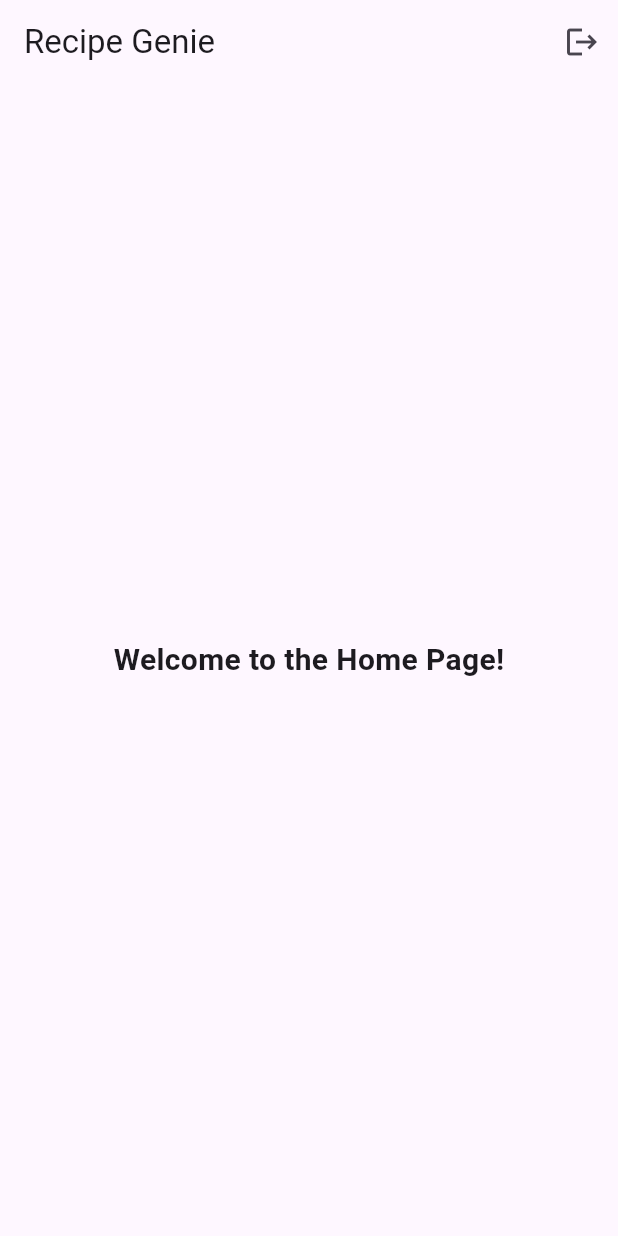
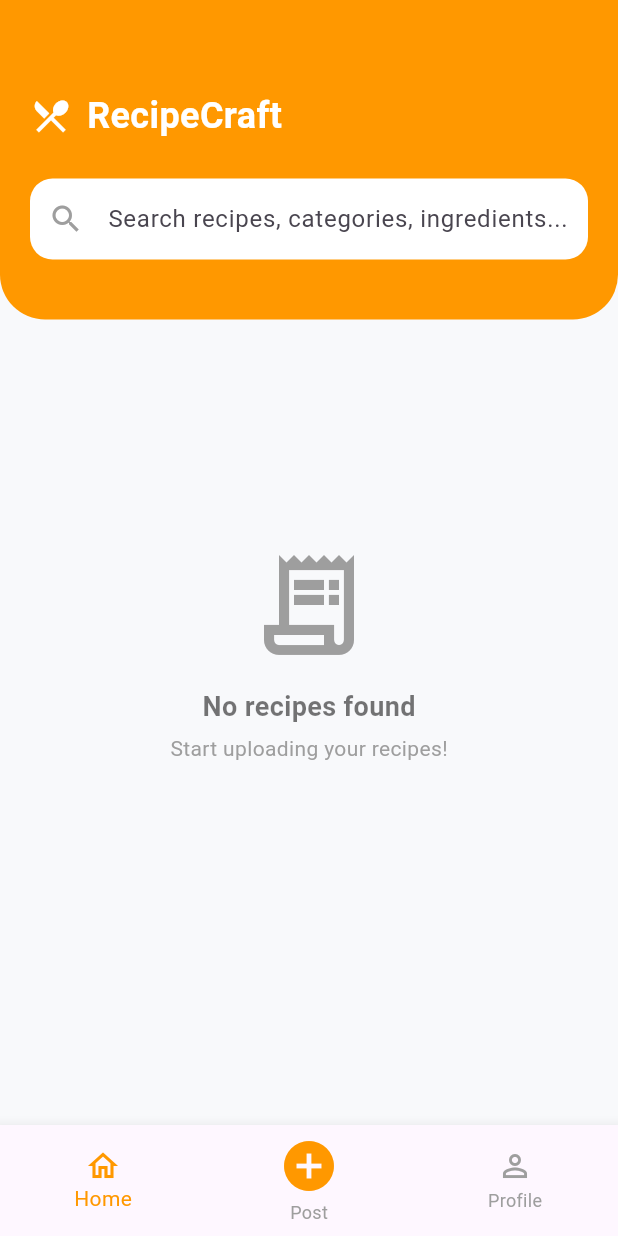
Before and after one commit to thenumi2006/recipe_genie_system, a Flutter app: the screen it shows once a user with an empty profile is signed in, on a phone screen of 412 x 824 dp. Run offline on Flutter 3.47's test engine with Material 3 defaults, Android fonts, the phone set to English and light mode, and no system bars; our stand-ins replace firebase_auth, firebase_core; accounts and stored records are empty.

Commit message:
Created main navigation wrapper and cleaned up Home Screen UI

```diff
--- a/lib/main.dart
+++ b/lib/main.dart
@@ -1,7 +1,7 @@
 import 'package:firebase_auth/firebase_auth.dart';
 import 'package:flutter/material.dart';
 import 'package:firebase_core/firebase_core.dart';
-import 'package:recipe_genie_system/screens/home_screen.dart';
+import 'package:recipe_genie_system/screens/main_nav.dart';
 import 'screens/login_screen.dart';
 
 void main() async {
@@ -25,7 +25,7 @@ class RecipeGenieApp extends StatelessWidget {
             return const Scaffold(body: Center(child: CircularProgressIndicator()));
           }
           if (snapshot.hasData) {
-            return BlankHomePage();
+            return MainNavWrapper();
           }
           return LoginScreen();
         },
--- a/lib/screens/home_screen.dart
+++ b/lib/screens/home_screen.dart
@@ -1,27 +1,87 @@
-import 'package:firebase_auth/firebase_auth.dart';
 import 'package:flutter/material.dart';
 
-class BlankHomePage extends StatelessWidget {
-  const BlankHomePage({super.key});
+class HomeScreen extends StatelessWidget {
+  const HomeScreen({super.key});
 
   @override
   Widget build(BuildContext context) {
     return Scaffold(
-      appBar: AppBar(
-        title: const Text("Recipe Genie"),
-        actions: [
-          IconButton(
-            icon: const Icon(Icons.logout),
-            onPressed: () async {
-              await FirebaseAuth.instance.signOut();
-            },
-          )
-        ],
-      ),
-      body: const Center(
-        child: Text(
-          "Welcome to the Home Page!",
-          style: TextStyle(fontSize: 20, fontWeight: FontWeight.bold),
+      backgroundColor: const Color(0xFFF8F9FB),
+      body: SingleChildScrollView(
+        child: Column(
+          crossAxisAlignment: CrossAxisAlignment.start,
+          children: [
+            Container(
+              padding: const EdgeInsets.only(top: 60, left: 20, right: 20, bottom: 40),
+              decoration: const BoxDecoration(
+                color: Colors.orange,
+                borderRadius: BorderRadius.only(
+                  bottomLeft: Radius.circular(30),
+                  bottomRight: Radius.circular(30),
+                ),
+              ),
+              child: Column(
+                children: [
+
+                  Row(
+                    children: [
+                      const Icon(Icons.restaurant_menu, color: Colors.white, size: 28),
+                      const SizedBox(width: 10),
+                      const Text(
+                        "RecipeCraft",
+                        style: TextStyle(
+                            color: Colors.white,
+                            fontSize: 24,
+                            fontWeight: FontWeight.bold
+                        ),
+                      ),
+                    ],
+                  ),
+                  const SizedBox(height: 25),
+
+                  // Search Bar
+                  TextField(
+                    decoration: InputDecoration(
+                      hintText: "Search recipes, categories, ingredients...",
+                      prefixIcon: const Icon(Icons.search, color: Colors.grey),
+                      filled: true,
+                      fillColor: Colors.white,
+                      contentPadding: const EdgeInsets.symmetric(vertical: 15),
+                      border: OutlineInputBorder(
+                        borderRadius: BorderRadius.circular(15),
+                        borderSide: BorderSide.none,
+                      ),
+                    ),
+                  ),
+                ],
+              ),
+            ),
+
+            const Padding(
+              padding: EdgeInsets.symmetric(vertical: 150),
+              child: Center(
+                child: Column(
+                  children: [
+                    Icon(Icons.receipt_long_outlined, size: 80, color: Colors.grey),
+                    SizedBox(height: 15),
+                    Text(
+                      "No recipes found",
+                      style: TextStyle(
+                          fontSize: 18,
+                          fontWeight: FontWeight.bold,
+                          color: Colors.black54
+                      ),
+                    ),
+                    SizedBox(height: 5),
+                    Text(
+                      "Start uploading your recipes!",
+                      style: TextStyle(color: Colors.grey),
+                    ),
+                  ],
+                ),
+              ),
+            ),
+          ],
         ),
       ),
     );
--- /dev/null
+++ b/lib/screens/main_nav.dart
@@ -0,0 +1,44 @@
+import 'package:flutter/material.dart';
+import 'home_screen.dart';
+import 'post_recipe_screen.dart';
+import 'profile_screen.dart';
+
+class MainNavWrapper extends StatefulWidget {
+  const MainNavWrapper({super.key});
+
+  @override
+  State<MainNavWrapper> createState() => _MainNavWrapperState();
+}
+
+class _MainNavWrapperState extends State<MainNavWrapper> {
+  int _currentIndex = 0;
+
+  final List<Widget> _screens = [
+    const HomeScreen(),
+    const PostRecipeScreen(),
+    const ProfileScreen(),
+  ];
+
+  @override
+  Widget build(BuildContext context) {
+    return Scaffold(
+      body: IndexedStack(
+        index: _currentIndex,
+        children: _screens,
+      ),
+      bottomNavigationBar: BottomNavigationBar(
+        currentIndex: _currentIndex,
+        onTap: (index) => setState(() => _currentIndex = index),
+        selectedItemColor: Colors.orange,
+        unselectedItemColor: Colors.grey,
+        showSelectedLabels: true,
+        showUnselectedLabels: true,
+        items: const [
+          BottomNavigationBarItem(icon: Icon(Icons.home_outlined), label: "Home"),
+          BottomNavigationBarItem(icon: Icon(Icons.add_circle, size: 40, color: Colors.orange), label: "Post"),
+          BottomNavigationBarItem(icon: Icon(Icons.person_outline), label: "Profile"),
+        ],
+      ),
+    );
+  }
+}
--- /dev/null
+++ b/lib/screens/post_recipe_screen.dart
@@ -0,0 +1,12 @@
+import 'package:flutter/material.dart';
+
+class PostRecipeScreen extends StatelessWidget {
+  const PostRecipeScreen({super.key});
+
+  @override
+  Widget build(BuildContext context) {
+    return const Scaffold(
+      body: Center(child: Text("Coming Soon")),
+    );
+  }
+}
--- /dev/null
+++ b/lib/screens/profile_screen.dart
@@ -0,0 +1,19 @@
+import 'package:firebase_auth/firebase_auth.dart';
+import 'package:flutter/material.dart';
+
+class ProfileScreen extends StatelessWidget {
+  const ProfileScreen({super.key});
+
+  @override
+  Widget build(BuildContext context) {
+    return Scaffold(
+      appBar: AppBar(title: const Text("Profile")),
+      body: Center(
+        child: ElevatedButton(
+          onPressed: () => FirebaseAuth.instance.signOut(),
+          child: const Text("Log Out"),
+        ),
+      ),
+    );
+  }
+}
```
